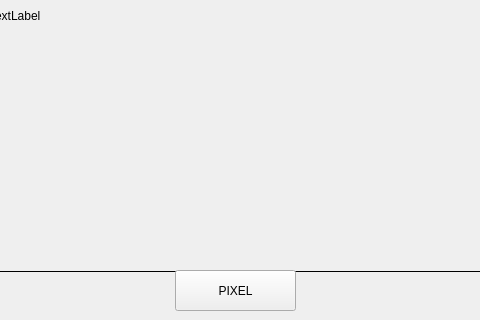
ViolaValery/medizintechnik_ct_scan, file widget.ui: the form before one commit; both pictures show x 135 to 615 and y 280 to 600 of the 800 by 600 pixel window.
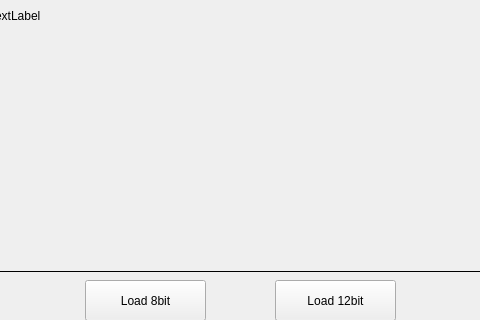
The form after the commit.

Commit message: Aufgabe 2.2 - load 12 bit image

What changed in the file:
```diff
--- a/widget.ui
+++ b/widget.ui
@@ -32,14 +32,27 @@
   <widget class="QPushButton" name="pushButton_pixel">
    <property name="geometry">
     <rect>
-     <x>310</x>
-     <y>550</y>
+     <x>220</x>
+     <y>560</y>
      <width>121</width>
      <height>41</height>
     </rect>
    </property>
    <property name="text">
-    <string>PIXEL</string>
+    <string>Load 8bit</string>
+   </property>
+  </widget>
+  <widget class="QPushButton" name="pushButton_load12bit">
+   <property name="geometry">
+    <rect>
+     <x>410</x>
+     <y>560</y>
+     <width>121</width>
+     <height>41</height>
+    </rect>
+   </property>
+   <property name="text">
+    <string>Load 12bit</string>
    </property>
   </widget>
  </widget>
```
The commit also changes 2 other files.
